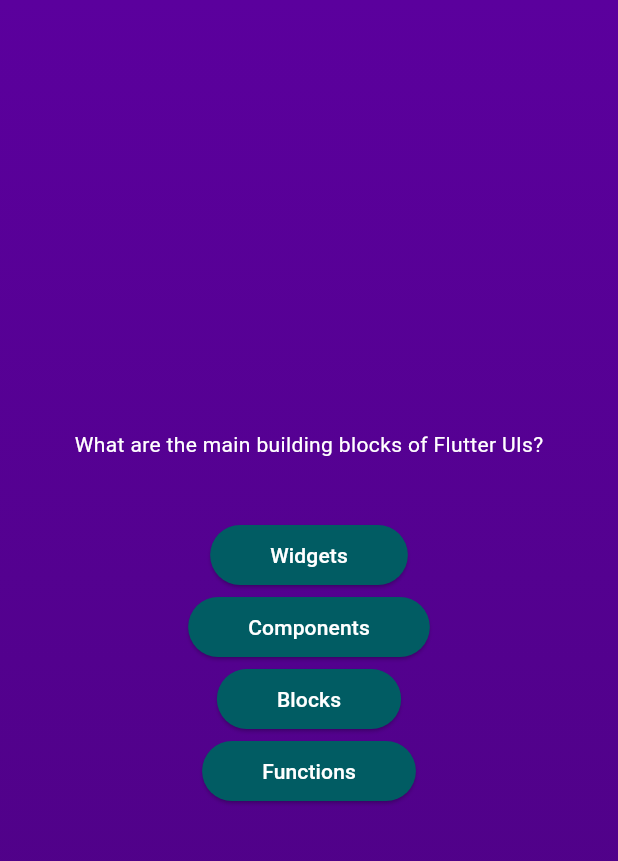
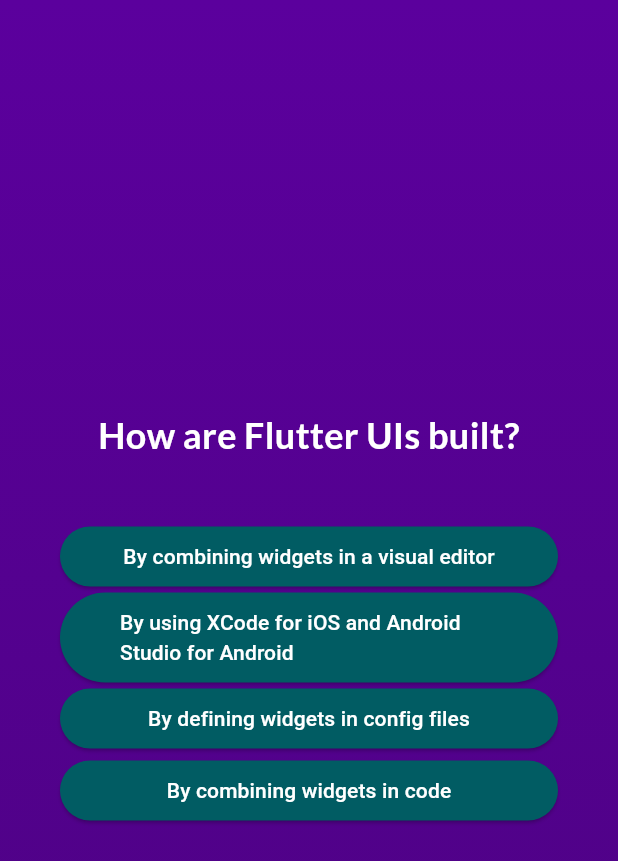
Before and after one commit to fominmaksim/quiz-app, a Flutter app: the screen it shows after launch, after a tap on "Start Quiz", after a tap on "Components", on a phone screen of 412 x 824 dp. Shown: the top 861 px of the screen. Run offline on Flutter 3.47's test engine with Material 3 defaults, Android fonts, the phone set to English and light mode, and no system bars; our stand-ins replace google_fonts.

Commit message:
feat: completed logic to submit answer for questions

```diff
--- a/lib/models/quiz_question.dart
+++ b/lib/models/quiz_question.dart
@@ -3,4 +3,11 @@ class QuizQuestion {
 
   final String text;
   final List<String> answers;
+
+  List<String> getShuffledAnswers() {
+    final shuffeldList = List.of(answers);
+    shuffeldList.shuffle();
+
+    return shuffeldList;
+  }
 }
--- a/lib/questions_screen.dart
+++ b/lib/questions_screen.dart
@@ -1,10 +1,13 @@
 import 'package:flutter/material.dart';
+import 'package:google_fonts/google_fonts.dart';
 import 'package:quiz/answer_button.dart';
 import 'package:quiz/data/questions.dart';
 import 'package:quiz/models/quiz_question.dart';
 
 class QuestionsScreen extends StatefulWidget {
-  const QuestionsScreen({super.key});
+  const QuestionsScreen({super.key, required this.setSelectedAnswer});
+
+  final void Function(String answer) setSelectedAnswer;
   @override
   State<QuestionsScreen> createState() {
     return _QuestionsScreenState();
@@ -12,29 +15,55 @@ class QuestionsScreen extends StatefulWidget {
 }
 
 class _QuestionsScreenState extends State<QuestionsScreen> {
-  final QuizQuestion currentQuestion = questions[0];
+  var activeQuestionIndex = 0;
+
+  void handleSubmitAnswer(String answer) {
+    widget.setSelectedAnswer(answer);
+    setState(
+      () {
+        // activeQuestionIndex = activeQuestionIndex + 1;
+        // or
+        // if (activeQuestionIndex < 5) {
+        activeQuestionIndex++;
+        // }
+      },
+    );
+  }
 
   @override
   Widget build(context) {
+    final QuizQuestion currentQuestion = questions[activeQuestionIndex];
+
     return SizedBox(
       width: double.infinity,
+      child: Container(
+        margin: const EdgeInsets.all(40),
         child: Column(
+          crossAxisAlignment: CrossAxisAlignment.stretch,
           mainAxisAlignment: MainAxisAlignment.center,
           children: [
             Text(
               currentQuestion.text,
-            style: const TextStyle(
+              style: GoogleFonts.lato(
                 color: Colors.white,
+                fontSize: 24,
+                fontWeight: FontWeight.bold,
               ),
+              textAlign: TextAlign.center,
             ),
             const SizedBox(height: 40),
-          ...currentQuestion.answers.map(
+            ...currentQuestion.getShuffledAnswers().map(
               (item) {
-              return AnswerButton(answerText: item, onTap: () {});
+                return AnswerButton(
+                    answerText: item,
+                    onTap: () {
+                      handleSubmitAnswer(item);
+                    });
               },
             )
           ],
         ),
+      ),
     );
   }
 }
--- a/lib/quiz.dart
+++ b/lib/quiz.dart
@@ -1,4 +1,5 @@
 import 'package:flutter/material.dart';
+import 'package:quiz/data/questions.dart';
 import 'package:quiz/questions_screen.dart';
 import 'package:quiz/start_screen.dart';
 
@@ -13,6 +14,7 @@ class Quiz extends StatefulWidget {
 
 class _QuizState extends State<Quiz> {
   String? activeScreen = 'start-screen';
+  List<String> selectedAnswers = [];
 
   // @override
   // void initState() {
@@ -26,12 +28,25 @@ class _QuizState extends State<Quiz> {
     });
   }
 
+  void setSelectedAnswer(String answer) {
+    setState(() {
+      selectedAnswers.add(answer);
+    });
+
+    if (selectedAnswers.length == questions.length) {
+      selectedAnswers = [];
+      activeScreen = 'start-screen';
+    }
+  }
+
   @override
   Widget build(context) {
     Widget screenWidget = StartScreen(switchScreen);
 
     if (activeScreen == 'questions-screen') {
-      screenWidget = const QuestionsScreen();
+      screenWidget = QuestionsScreen(
+        setSelectedAnswer: setSelectedAnswer,
+      );
     }
 
     return MaterialApp(
--- a/pubspec.yaml
+++ b/pubspec.yaml
@@ -35,6 +35,7 @@ dependencies:
   # The following adds the Cupertino Icons font to your application.
   # Use with the CupertinoIcons class for iOS style icons.
   cupertino_icons: ^1.0.6
+  google_fonts: ^6.2.1
 
 dev_dependencies:
   flutter_test:
```
Also changed, not shown: pubspec.lock, 2 other files. Lines whose indentation alone changed are shown as unchanged.
